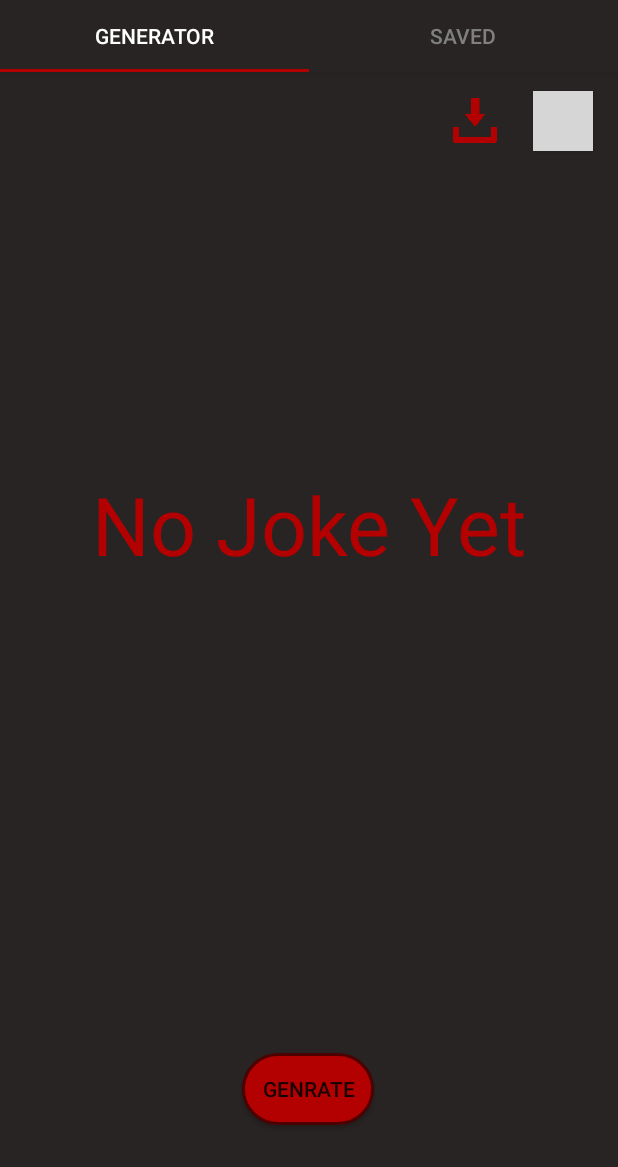
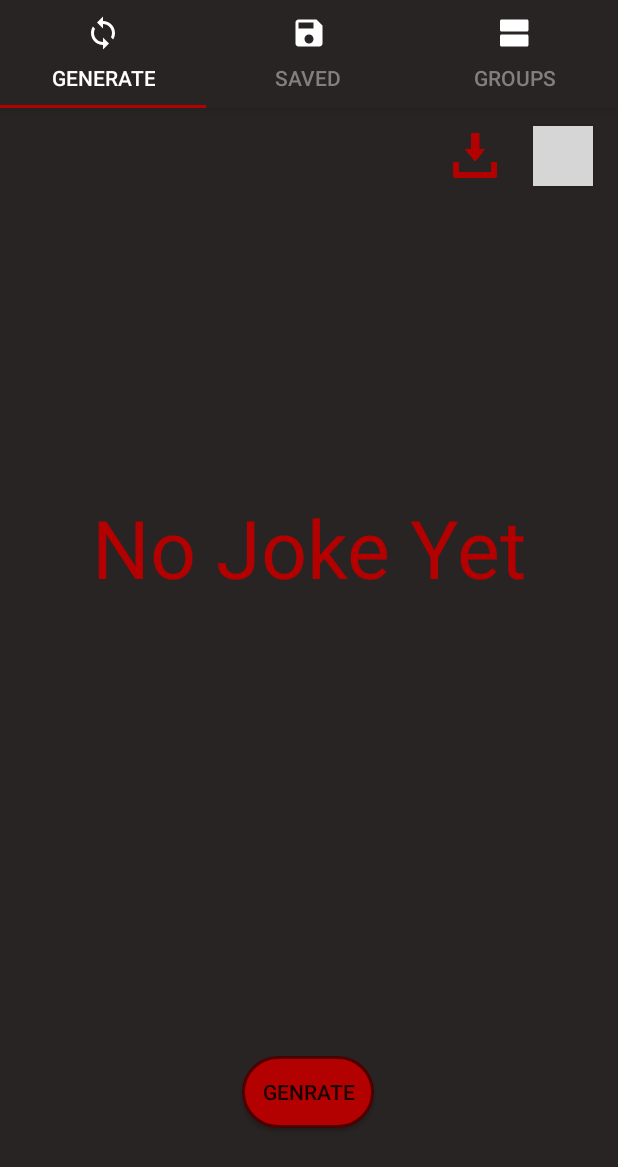
Before and after one commit to Rishik-Yechuri/JokeGenerator, an Android app: the screen it shows after launch once a user with an empty profile is signed in (JokeScreen), on a phone screen of 412 x 824 dp. Shown: the top 1167 px of the screen. Run offline under Robolectric (Android 15) with nearby library versions, the phone set to English and light mode, and no system bars; our stand-ins replace Firebase (no records; nobody signed in at launch, a user with empty details on screens opened directly), RxJava; libraries missing offline, so code that uses them is left out: it.xabaras.android; grey boxes are pictures that could not be loaded.

Commit message:
Tabs Restyled
-Icons added to tabs
-Seperate tab added for groups

```diff
--- a/app/src/main/AndroidManifest.xml
+++ b/app/src/main/AndroidManifest.xml
@@ -13,7 +13,8 @@
         android:roundIcon="@drawable/laughicon"
         android:supportsRtl="true"
         android:theme="@style/AppTheme">
-        <activity android:name=".Settings"></activity>
+        <activity android:name=".GroupsFrag"></activity>
+        <activity android:name=".Settings" />
 
         <service
             android:name=".MyFirebaseMessagingService"
--- a/app/src/main/java/com/api/jokegenerator/JokeScreen.java
+++ b/app/src/main/java/com/api/jokegenerator/JokeScreen.java
@@ -25,9 +25,11 @@ public class JokeScreen extends AppCompatActivity {
         viewPager.setAdapter(sectionsPagerAdapter);
         TabLayout tabs = findViewById(R.id.tabs);
         tabs.setupWithViewPager(viewPager);
-            tabs.setTabTextColors(Color.parseColor("#808080"),Color.parseColor("#FFFFFF"));
+        tabs.setTabTextColors(Color.parseColor("#808080"), Color.parseColor("#FFFFFF"));
         int color = Color.parseColor("#b30000");
         tabs.setSelectedTabIndicatorColor(color);
-            //tabs.getTabAt(0).setText("Voting");
+        tabs.getTabAt(0).setIcon(R.drawable.generateicon);
+        tabs.getTabAt(1).setIcon(R.drawable.savedicon);
+        tabs.getTabAt(2).setIcon(R.drawable.groupsicon);
     }
 }
--- a/app/src/main/java/com/api/jokegenerator/SectionsPagerAdapter.java
+++ b/app/src/main/java/com/api/jokegenerator/SectionsPagerAdapter.java
@@ -14,7 +14,7 @@ import androidx.fragment.app.FragmentPagerAdapter;
 public class SectionsPagerAdapter extends FragmentPagerAdapter {
 
     @StringRes
-    private static final int[] TAB_TITLES = new int[]{R.string.tab_text_1, R.string.tab_text_2};
+    private static final int[] TAB_TITLES = new int[]{R.string.tab_text_1, R.string.tab_text_2,R.string.tab_text_3};
     private final Context mContext;
 
     public SectionsPagerAdapter(Context context, FragmentManager fm) {
@@ -33,6 +33,9 @@ public class SectionsPagerAdapter extends FragmentPagerAdapter {
             case 1:
                 fragment = new Frag2();
                 break;
+            case 2:
+                fragment = new GroupsFrag();
+                break;
         }
         return  fragment;
     }
@@ -46,6 +49,6 @@ public class SectionsPagerAdapter extends FragmentPagerAdapter {
     @Override
     public int getCount() {
         // Show 2 total pages.
-        return 2;
+        return 3;
     }
 }
--- a/app/src/main/java/com/api/jokegenerator/StoreJokesLocally.java
+++ b/app/src/main/java/com/api/jokegenerator/StoreJokesLocally.java
@@ -9,6 +9,8 @@ import org.json.JSONException;
 import org.json.JSONObject;
 
 import java.lang.reflect.Array;
+import java.util.ArrayList;
+import java.util.HashMap;
 import java.util.Iterator;
 
 import static android.content.Context.MODE_PRIVATE;
--- /dev/null
+++ b/app/src/main/res/drawable/generateicon.xml
@@ -0,0 +1,5 @@
+<vector android:height="24dp" android:tint="#B30000"
+    android:viewportHeight="24" android:viewportWidth="24"
+    android:width="24dp" xmlns:android="http://schemas.android.com/apk/res/android">
+    <path android:fillColor="@android:color/white" android:pathData="M12,4L12,1L8,5l4,4L12,6c3.31,0 6,2.69 6,6 0,1.01 -0.25,1.97 -0.7,2.8l1.46,1.46C19.54,15.03 20,13.57 20,12c0,-4.42 -3.58,-8 -8,-8zM12,18c-3.31,0 -6,-2.69 -6,-6 0,-1.01 0.25,-1.97 0.7,-2.8L5.24,7.74C4.46,8.97 4,10.43 4,12c0,4.42 3.58,8 8,8v3l4,-4 -4,-4v3z"/>
+</vector>
--- /dev/null
+++ b/app/src/main/res/drawable/groupsicon.xml
@@ -0,0 +1,5 @@
+<vector android:height="24dp" android:tint="#B30000"
+    android:viewportHeight="24" android:viewportWidth="24"
+    android:width="24dp" xmlns:android="http://schemas.android.com/apk/res/android">
+    <path android:fillColor="@android:color/white" android:pathData="M20,13L3,13c-0.55,0 -1,0.45 -1,1v6c0,0.55 0.45,1 1,1h17c0.55,0 1,-0.45 1,-1v-6c0,-0.55 -0.45,-1 -1,-1zM20,3L3,3c-0.55,0 -1,0.45 -1,1v6c0,0.55 0.45,1 1,1h17c0.55,0 1,-0.45 1,-1L21,4c0,-0.55 -0.45,-1 -1,-1z"/>
+</vector>
--- /dev/null
+++ b/app/src/main/res/drawable/savedicon.xml
@@ -0,0 +1,5 @@
+<vector android:height="24dp" android:tint="#B30000"
+    android:viewportHeight="24" android:viewportWidth="24"
+    android:width="24dp" xmlns:android="http://schemas.android.com/apk/res/android">
+    <path android:fillColor="@android:color/white" android:pathData="M17,3L5,3c-1.11,0 -2,0.9 -2,2v14c0,1.1 0.89,2 2,2h14c1.1,0 2,-0.9 2,-2L21,7l-4,-4zM12,19c-1.66,0 -3,-1.34 -3,-3s1.34,-3 3,-3 3,1.34 3,3 -1.34,3 -3,3zM15,9L5,9L5,5h10v4z"/>
+</vector>
--- a/app/src/main/res/values/strings.xml
+++ b/app/src/main/res/values/strings.xml
@@ -1,8 +1,9 @@
 <resources>
     <string name="app_name">JokeGenerator</string>
     <string name="title_activity_text_messages">JokeScreen</string>
-    <string name="tab_text_1">Generator</string>
+    <string name="tab_text_1">Generate</string>
     <string name="tab_text_2">Saved</string>
+    <string name="tab_text_3">Groups</string>
 
     <!-- TODO: Remove or change this placeholder text -->
     <string name="hello_blank_fragment">Hello blank fragment</string>
```
Also changed, not shown: app/src/main/java/com/api/jokegenerator/Frag2.java (+24 -18 lines), app/src/main/java/com/api/jokegenerator/GroupsFrag.java (added, +90 -0 lines), app/src/main/java/com/api/jokegenerator/JokeGroupAdapter.java (added, +60 -0 lines), app/src/main/res/layout/activity_groups_frag.xml (added, +16 -0 lines). Lines whose indentation alone changed are shown as unchanged.
